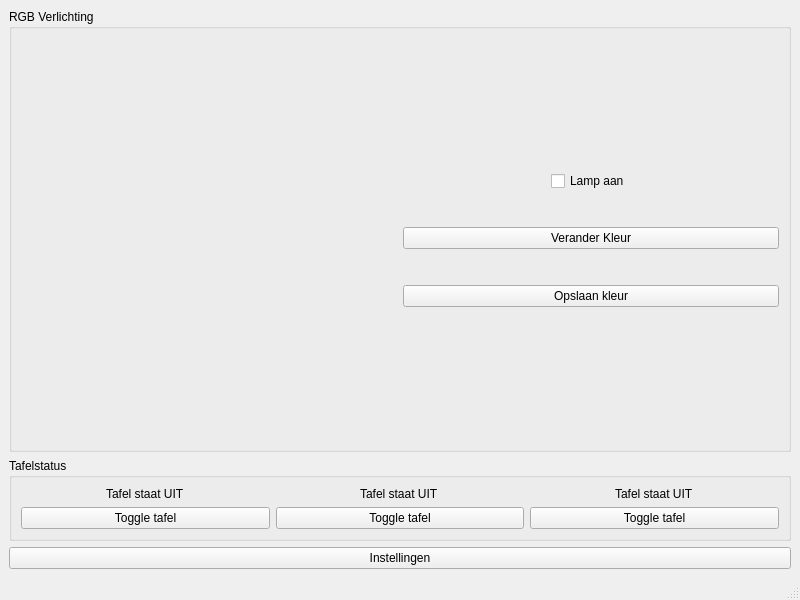
First picture: the form in mainwindow.ui, repository wifiinc/qt-dashboard-application, before the edit.
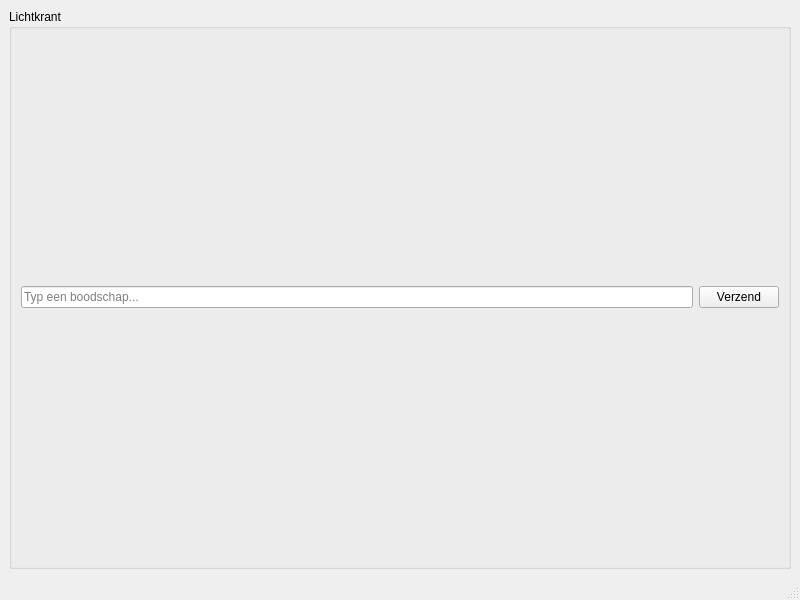
Second picture: the form after the edit.

Commit message: GUI elements lichtkrant

```diff
--- a/mainwindow.ui
+++ b/mainwindow.ui
@@ -15,178 +15,26 @@
     <item>
      <widget class="QGroupBox" name="groupBoxRGB">
       <property name="title">
-       <string>RGB Verlichting</string>
+       <string>Lichtkrant</string>
       </property>
-      <layout class="QVBoxLayout" name="layoutRGB">
+      <layout class="QHBoxLayout" name="layoutLichtkrant">
        <item>
-        <layout class="QHBoxLayout" name="horizontalLayout">
-         <item>
-          <widget class="QWidget" name="rgbLightColorWidget" native="true"/>
-         </item>
-         <item>
-          <layout class="QVBoxLayout" name="verticalLayout">
-           <item>
-            <spacer name="verticalSpacer_2">
-             <property name="orientation">
-              <enum>Qt::Orientation::Vertical</enum>
-             </property>
-             <property name="sizeHint" stdset="0">
-              <size>
-               <width>20</width>
-               <height>40</height>
-              </size>
-             </property>
-            </spacer>
-           </item>
-           <item alignment="Qt::AlignmentFlag::AlignHCenter">
-            <widget class="QCheckBox" name="checkBoxLightOn">
-             <property name="sizePolicy">
-              <sizepolicy hsizetype="Minimum" vsizetype="Fixed">
-               <horstretch>0</horstretch>
-               <verstretch>0</verstretch>
-              </sizepolicy>
-             </property>
-             <property name="text">
-              <string>Lamp aan</string>
-             </property>
-            </widget>
-           </item>
-           <item>
-            <spacer name="verticalSpacer_4">
-             <property name="orientation">
-              <enum>Qt::Orientation::Vertical</enum>
-             </property>
-             <property name="sizeType">
-              <enum>QSizePolicy::Policy::Fixed</enum>
-             </property>
-             <property name="sizeHint" stdset="0">
-              <size>
-               <width>20</width>
-               <height>30</height>
-              </size>
-             </property>
-            </spacer>
-           </item>
-           <item>
-            <widget class="QPushButton" name="changeRGBBtn">
-             <property name="text">
-              <string>Verander Kleur</string>
-             </property>
-            </widget>
-           </item>
-           <item>
-            <spacer name="verticalSpacer_3">
-             <property name="orientation">
-              <enum>Qt::Orientation::Vertical</enum>
-             </property>
-             <property name="sizeType">
-              <enum>QSizePolicy::Policy::Fixed</enum>
-             </property>
-             <property name="sizeHint" stdset="0">
-              <size>
-               <width>20</width>
-               <height>30</height>
-              </size>
-             </property>
-            </spacer>
-           </item>
-           <item>
-            <widget class="QPushButton" name="saveRGBBtn">
-             <property name="text">
-              <string>Opslaan kleur</string>
-             </property>
-            </widget>
-           </item>
-           <item>
-            <spacer name="verticalSpacer">
-             <property name="orientation">
-              <enum>Qt::Orientation::Vertical</enum>
-             </property>
-             <property name="sizeHint" stdset="0">
-              <size>
-               <width>20</width>
-               <height>40</height>
-              </size>
-             </property>
-            </spacer>
-           </item>
-          </layout>
-         </item>
-        </layout>
+        <widget class="QLineEdit" name="lineEditLichtkrant">
+         <property name="placeholderText">
+          <string>Typ een boodschap...</string>
+         </property>
+        </widget>
        </item>
-      </layout>
-     </widget>
-    </item>
-    <item>
-     <widget class="QGroupBox" name="groupBoxTafel">
-      <property name="title">
-       <string>Tafelstatus</string>
-      </property>
-      <layout class="QHBoxLayout" name="layoutTafel">
        <item>
-        <layout class="QVBoxLayout" name="tafel1">
-         <item alignment="Qt::AlignmentFlag::AlignHCenter">
-          <widget class="QLabel" name="tafel1Status">
-           <property name="text">
-            <string>Tafel staat UIT</string>
-           </property>
-          </widget>
-         </item>
-         <item>
-          <widget class="QPushButton" name="tafel1Toggle">
-           <property name="text">
-            <string>Toggle tafel</string>
-           </property>
-          </widget>
-         </item>
-        </layout>
+        <widget class="QPushButton" name="btnVerzendLichtkrant">
+         <property name="text">
+          <string>Verzend</string>
+         </property>
+        </widget>
        </item>
-       <item>
-        <layout class="QVBoxLayout" name="tafel2">
-         <item alignment="Qt::AlignmentFlag::AlignHCenter">
-          <widget class="QLabel" name="tafel2Status">
-           <property name="text">
-            <string>Tafel staat UIT</string>
-           </property>
-          </widget>
-         </item>
-         <item>
-          <widget class="QPushButton" name="tafel2Toggle">
-           <property name="text">
-            <string>Toggle tafel</string>
-           </property>
-          </widget>
-         </item>
-        </layout>
-       </item>
-       <item>
-        <layout class="QVBoxLayout" name="tafel3">
-         <item alignment="Qt::AlignmentFlag::AlignHCenter">
-          <widget class="QLabel" name="tafel3Status">
-           <property name="text">
-            <string>Tafel staat UIT</string>
-           </property>
-          </widget>
-         </item>
-         <item>
-          <widget class="QPushButton" name="tafel3Toggle">
-           <property name="text">
-            <string>Toggle tafel</string>
-           </property>
-          </widget>
-         </item>
-        </layout>
-       </item>
       </layout>
      </widget>
     </item>
-    <item>
-     <widget class="QPushButton" name="btnOpenSettings">
-      <property name="text">
-       <string>Instellingen</string>
-      </property>
-     </widget>
-    </item>
    </layout>
   </widget>
   <widget class="QMenuBar" name="menubar">
```
Left out of the diff: 4 changed lines with no effect on the pictures. The commit also changes 2 other files.
